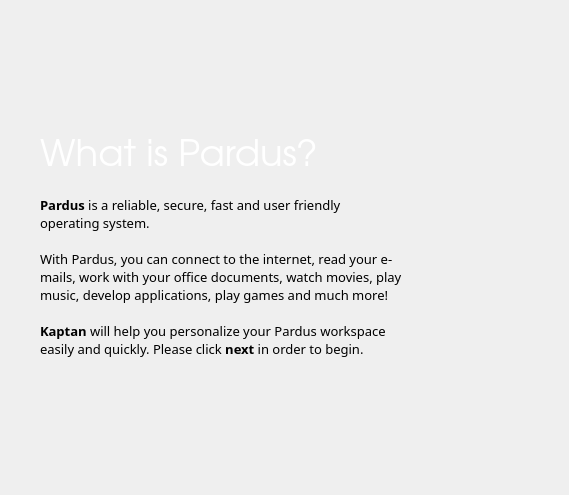
First picture: the form in ui/ui_scrWelcome.ui, repository rshipp/kapudan, before the edit.
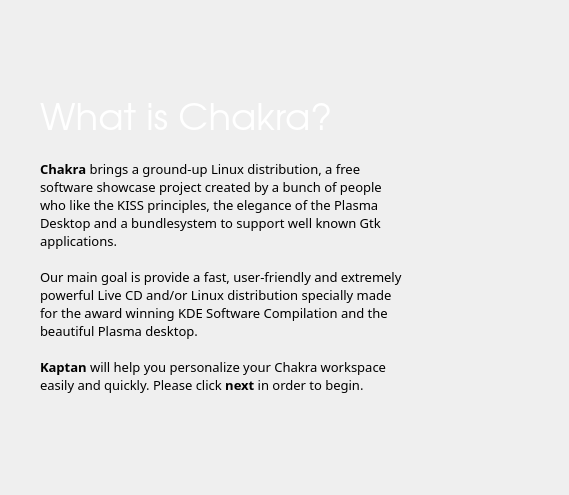
Second picture: the form after the edit. Icons and pictures are not drawn.

Commit message: chakra-izing, removed icon theme choice

Patch:
```diff
--- a/ui/ui_scrWelcome.ui
+++ b/ui/ui_scrWelcome.ui
@@ -48,7 +48,7 @@
         <string notr="true">color: white;</string>
        </property>
        <property name="text">
-        <string>What is Pardus?</string>
+        <string>What is Chakra?</string>
        </property>
       </widget>
      </item>
@@ -101,7 +101,7 @@
         <enum>QFrame::Raised</enum>
        </property>
        <property name="text">
-        <string>&lt;b&gt;Pardus&lt;/b&gt; is a reliable, secure, fast and user friendly operating system. &lt;br /&gt;&lt;br /&gt;With Pardus, you can connect to the internet, read your e-mails, work with your office documents, watch movies, play music, develop applications, play games and much more! &lt;br /&gt;&lt;br /&gt;&lt;b&gt;Kaptan&lt;/b&gt; will help you personalize your Pardus workspace easily and quickly. Please click &lt;b&gt;next&lt;/b&gt; in order to begin.</string>
+        <string>&lt;html&gt;&lt;head/&gt;&lt;body&gt;&lt;p&gt;&lt;span style=&quot; font-weight:600;&quot;&gt;Chakra&lt;/span&gt; brings a ground-up Linux distribution, a free software showcase project created by a bunch of people who like the KISS principles, the elegance of the Plasma Desktop and a bundlesystem to support well known Gtk applications.&lt;br/&gt;&lt;br/&gt;Our main goal is provide a fast, user-friendly and extremely powerful Live CD and/or Linux distribution specially made for the award winning KDE Software Compilation and the beautiful Plasma desktop.&lt;br/&gt;&lt;br/&gt;&lt;span style=&quot; font-weight:600;&quot;&gt;Kaptan&lt;/span&gt; will help you personalize your Chakra workspace easily and quickly. Please click &lt;span style=&quot; font-weight:600;&quot;&gt;next&lt;/span&gt; in order to begin.&lt;/p&gt;&lt;/body&gt;&lt;/html&gt;</string>
        </property>
        <property name="alignment">
         <set>Qt::AlignLeading|Qt::AlignLeft|Qt::AlignVCenter</set>
```
The commit also changes 36 other files.
